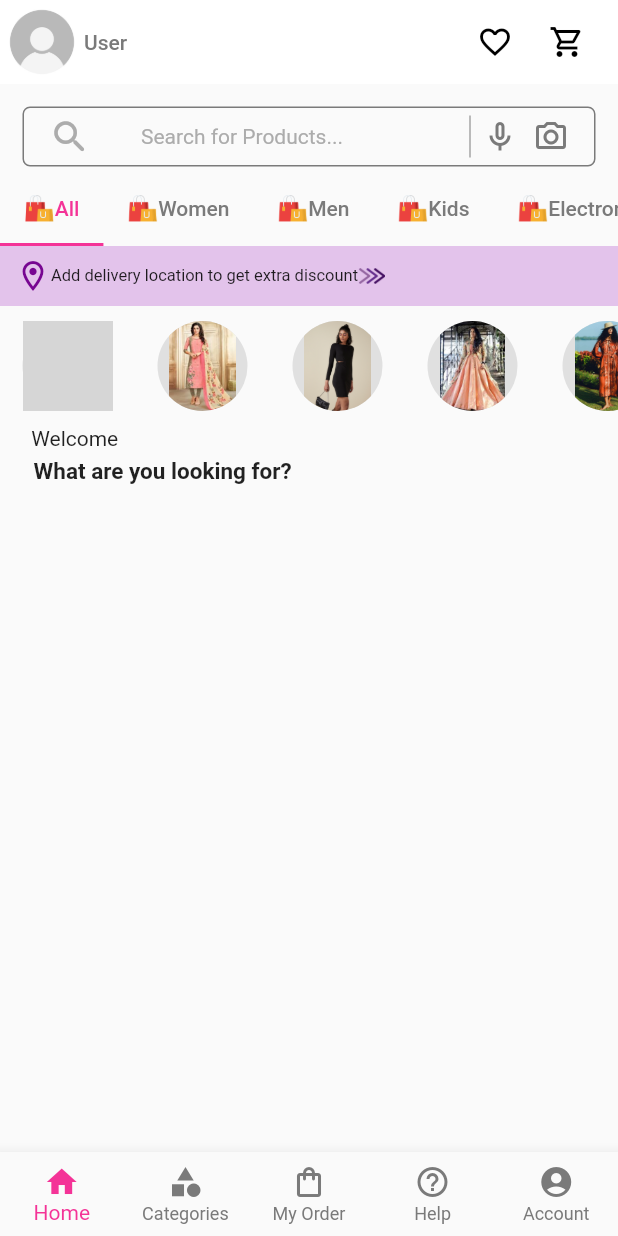
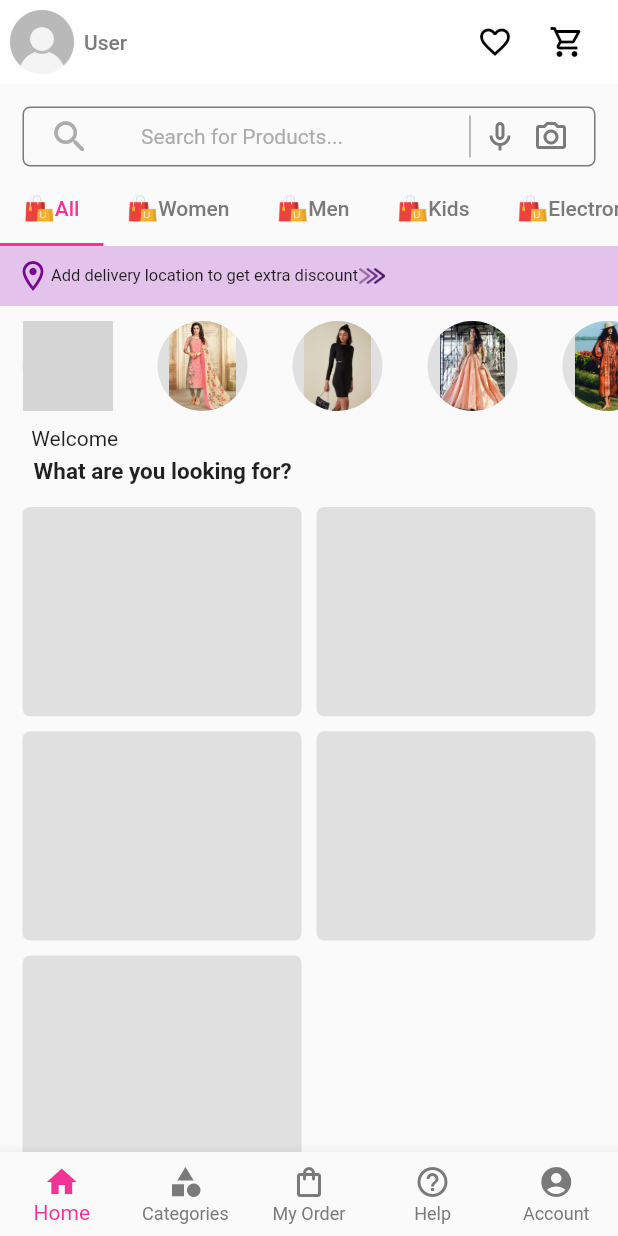
Before and after one commit to somnathmistry-app/meesho_clone, a Flutter app: the screen it shows after launch, on a phone screen of 412 x 824 dp. Run offline on Flutter 3.47's test engine with Material 2 defaults, Android fonts, the phone set to English and light mode, and no system bars; our stand-ins replace custom_navigation_bar, get, get_storage, permission_handler; grey boxes are pictures that could not be loaded.

Commit message:
10-02-2023

```diff
--- a/lib/main.dart
+++ b/lib/main.dart
@@ -2,11 +2,13 @@ import 'package:flutter/material.dart';
 import 'package:get/get.dart';
 import 'package:get_storage/get_storage.dart';
 import 'package:meesho_clone/pages/test.dart';
-
+import 'package:meesho_clone/pages/test1.dart';
 
 
 void main() async {
+  WidgetsFlutterBinding.ensureInitialized();
   await GetStorage.init();
+
   runApp(const MyApp());
 }
 
--- a/lib/pages/home_page.dart
+++ b/lib/pages/home_page.dart
@@ -216,6 +216,38 @@ class HomePage extends StatelessWidget {
                             '      What are you looking for?',
                             style: TextStyle(fontSize: 15, fontWeight: FontWeight.bold),
                           ),
+                          GridView.builder(
+                              gridDelegate: const SliverGridDelegateWithFixedCrossAxisCount(
+                                crossAxisCount: 2,
+                                crossAxisSpacing: 10,
+                                mainAxisSpacing: 10,
+                                childAspectRatio: 4 / 3,
+                              ),
+                              shrinkWrap: true,
+                              itemCount: 5,
+                              physics: const NeverScrollableScrollPhysics(),
+                              padding: const EdgeInsets.all(15),
+                              itemBuilder: (BuildContext context, int index) {
+                                return Container(
+                                  decoration: BoxDecoration(borderRadius: BorderRadius.circular(5),
+                                    color: Colors.grey[300],),
+                                  // child: Column(
+                                  //   children: [
+                                  //     Container(
+                                  //       // height: 30,
+                                  //       decoration: BoxDecoration(
+                                  //           border: Border.all(
+                                  //               color: Colors.grey),
+                                  //           borderRadius: const BorderRadius.only(
+                                  //               bottomLeft: Radius.circular(5),
+                                  //               bottomRight: Radius.circular(5)
+                                  //           ),color: Colors.white
+                                  //       ),
+                                  //     ),
+                                  //   ],
+                                  // ),
+                                );
+                              })
                           ],
                         ),
                         Container(),
@@ -230,38 +262,7 @@ class HomePage extends StatelessWidget {
               ),
             ),
            ),
-          // GridView.builder(
-          //     gridDelegate: const SliverGridDelegateWithFixedCrossAxisCount(
-          //       crossAxisCount: 2,
-          //       crossAxisSpacing: 10,
-          //       mainAxisSpacing: 10,
-          //       childAspectRatio: 4 / 3,
-          //     ),
-          //     shrinkWrap: true,
-          //     itemCount: 5,
-          //     physics: const NeverScrollableScrollPhysics(),
-          //     padding: const EdgeInsets.all(15),
-          //     itemBuilder: (BuildContext context, int index) {
-          //       return Container(
-          //         decoration: BoxDecoration(borderRadius: BorderRadius.circular(5),
-          //           color: Colors.grey[300],),
-          //         child: Column(
-          //           children: [
-          //             Container(
-          //              // height: 30,
-          //               decoration: BoxDecoration(
-          //                   border: Border.all(
-          //                       color: Colors.grey),
-          //                   borderRadius: const BorderRadius.only(
-          //                       bottomLeft: Radius.circular(5),
-          //                       bottomRight: Radius.circular(5)
-          //                   ),color: Colors.white
-          //               ),
-          //             ),
-          //           ],
-          //         ),
-          //       );
-          //     })
+
         ],
       ),
     );
--- a/pubspec.yaml
+++ b/pubspec.yaml
@@ -37,6 +37,9 @@ dependencies:
   get: ^4.6.5
   get_storage: ^2.0.3
   custom_navigation_bar: ^0.8.2
+  image_editor: ^1.3.0
+  permission_handler: ^10.2.0
+  path_provider: ^2.0.11
 
 dev_dependencies:
   flutter_test:
```
Also changed, not shown: lib/pages/test1.dart (added, +140 -0 lines), pubspec.lock, 2 other files.
